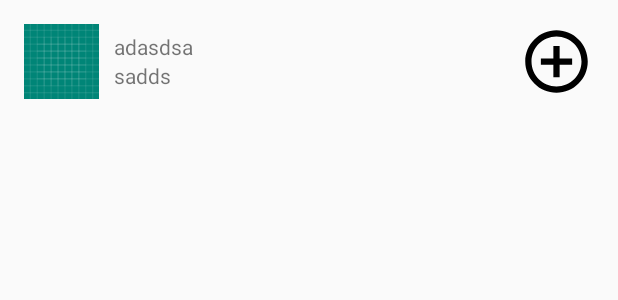
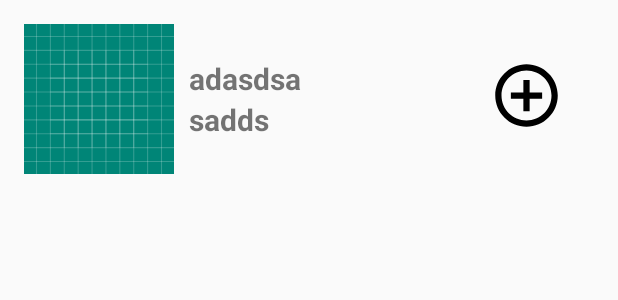
Before and after one commit to phuunguyen/ClientUser, an Android app: the layout listview_douong.xml on its own in the app's theme, with its tools: preview values and no code run, on a phone screen of 412 x 824 dp. Shown: the top 300 px of the screen. Run offline under Robolectric (Android 15) with nearby library versions, the phone set to English and light mode, and no system bars.

Commit message:
- fix màn hình đồ uống

```diff
--- a/app/src/main/res/layout/listview_douong.xml
+++ b/app/src/main/res/layout/listview_douong.xml
@@ -7,46 +7,71 @@
 
     <LinearLayout
         android:layout_width="match_parent"
-        android:layout_height="50dp"
+        android:layout_height="wrap_content"
         android:orientation="vertical">
 
         <LinearLayout
             android:layout_width="match_parent"
-            android:layout_height="50dp"
+            android:layout_height="wrap_content"
+            android:gravity="center"
             android:orientation="horizontal">
 
             <ImageView
                 android:id="@+id/imgProduct"
-                android:layout_width="50dp"
-                android:layout_height="50dp"
+                android:layout_width="100dp"
+                android:layout_height="100dp"
                 android:src="@drawable/ic_launcher_background" />
 
             <LinearLayout
-                android:layout_width="270dp"
-                android:layout_height="50dp"
+                android:layout_width="match_parent"
+                android:layout_height="wrap_content"
+                android:layout_weight="3"
+                android:orientation="horizontal">
+
+                <LinearLayout
+                    android:layout_width="0dp"
+                    android:layout_height="wrap_content"
+                    android:layout_marginLeft="10dp"
+                    android:layout_weight="2"
                     android:orientation="vertical"
-                android:layout_marginLeft="10dp"
-                android:layout_marginTop="5dp">
+
+                    >
+
                     <TextView
                         android:id="@+id/nameProduct"
                         android:layout_width="wrap_content"
                         android:layout_height="wrap_content"
-                    android:text="adasdsa" />
+                        android:text="adasdsa"
+                        android:textSize="20sp"
+                        android:textStyle="bold" />
 
                     <TextView
                         android:id="@+id/product_Price"
                         android:layout_width="wrap_content"
                         android:layout_height="wrap_content"
-                    android:text="sadds" />
+                        android:text="sadds"
+                        android:textSize="20sp"
+                        android:textStyle="bold" />
                 </LinearLayout>
+
+                <LinearLayout
+                    android:layout_width="0dp"
+                    android:gravity="center"
+                    android:layout_height="wrap_content"
+                    android:layout_weight="1">
+
                     <Button
+                        android:id="@+id/addProducts"
                         android:layout_width="50dp"
                         android:layout_height="50dp"
                         android:background="@drawable/ic_add_circle_outline_black_24dp"
-                android:gravity="right"
-                android:id="@+id/addProducts"/>
+                        android:gravity="right" />
                 </LinearLayout>
 
             </LinearLayout>
 
         </LinearLayout>
+
+    </LinearLayout>
+
+</LinearLayout>
```
Also changed, not shown: app/src/main/AndroidManifest.xml (+7 -9 lines), app/src/main/java/com/example/clientuser/ListDoUongActivity.java (+19 -3 lines), app/src/main/res/layout/activity_list_do_uong.xml (+10 -2 lines). Lines whose indentation alone changed are shown as unchanged.
